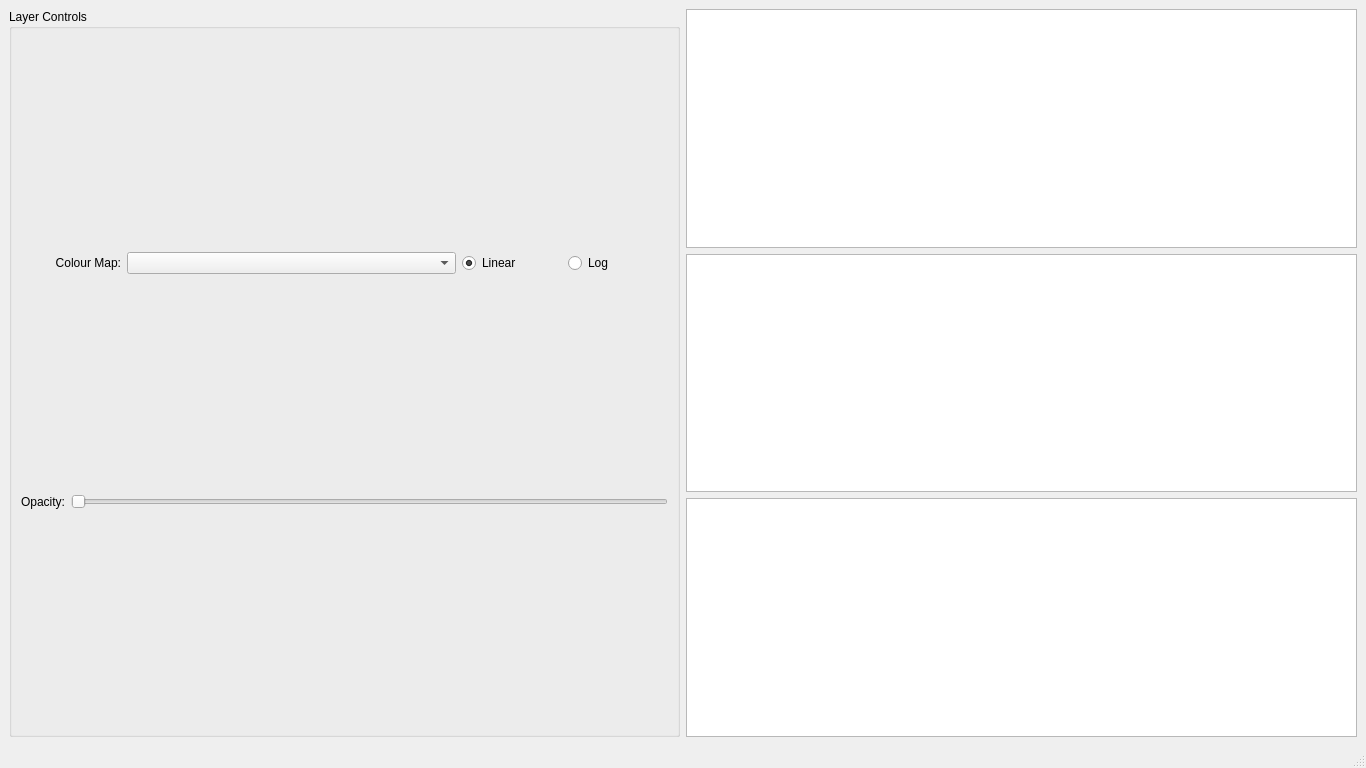
VisIVOLab/ViaLacteaVisualAnalytics, file Code/ui/pqwindowimage.ui: the form before one commit.
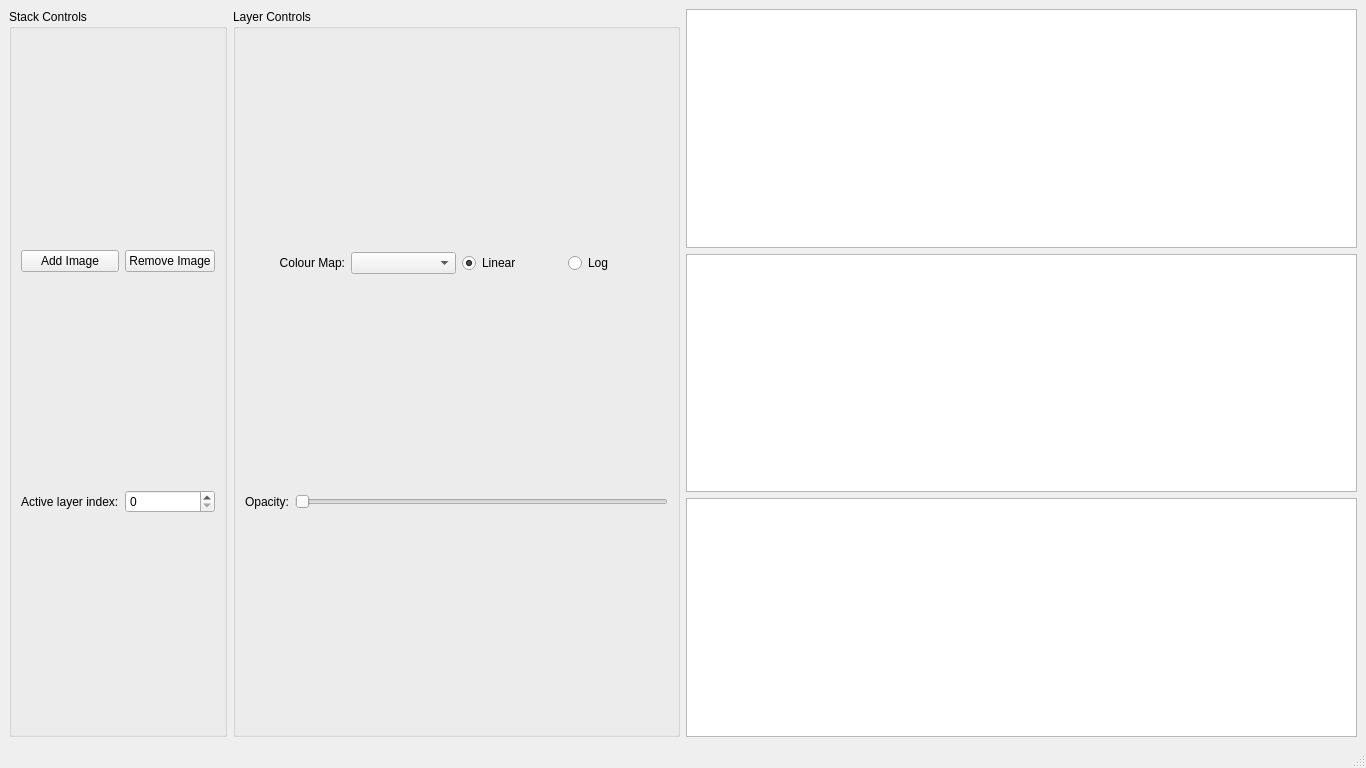
The form after the commit.

Commit message: Add interaction with image stack representation. Representation fails loading here, apparently, still tracking down why.

Patch:
```diff
--- a/Code/ui/pqwindowimage.ui
+++ b/Code/ui/pqwindowimage.ui
@@ -20,6 +20,45 @@
       <item>
        <layout class="QVBoxLayout" name="ImagePanel">
         <item>
+         <layout class="QHBoxLayout" name="ControlPanel">
+          <item>
+           <widget class="QGroupBox" name="StackControlBox">
+            <property name="title">
+             <string>Stack Controls</string>
+            </property>
+            <layout class="QHBoxLayout" name="horizontalLayout_4">
+             <item>
+              <layout class="QGridLayout" name="gridLayout">
+               <item row="0" column="0">
+                <widget class="QPushButton" name="btnAddImageToStack">
+                 <property name="text">
+                  <string>Add Image</string>
+                 </property>
+                </widget>
+               </item>
+               <item row="0" column="1">
+                <widget class="QPushButton" name="btnRemoveImageFromStack">
+                 <property name="text">
+                  <string>Remove Image</string>
+                 </property>
+                </widget>
+               </item>
+               <item row="1" column="1">
+                <widget class="QSpinBox" name="sbxStackActiveLayer"/>
+               </item>
+               <item row="1" column="0">
+                <widget class="QLabel" name="label_3">
+                 <property name="text">
+                  <string>Active layer index:</string>
+                 </property>
+                </widget>
+               </item>
+              </layout>
+             </item>
+            </layout>
+           </widget>
+          </item>
+          <item>
          <widget class="QGroupBox" name="LayerControlPanel">
           <property name="title">
            <string>Layer Controls</string>
@@ -114,6 +153,8 @@
           </layout>
          </widget>
         </item>
+         </layout>
+        </item>
         <item>
          <layout class="QHBoxLayout" name="PVLayout"/>
         </item>
```
Left out of the diff: 2 changed lines with no effect on the pictures. Lines whose indentation alone changed are shown as unchanged. The commit also changes 2 other files.
